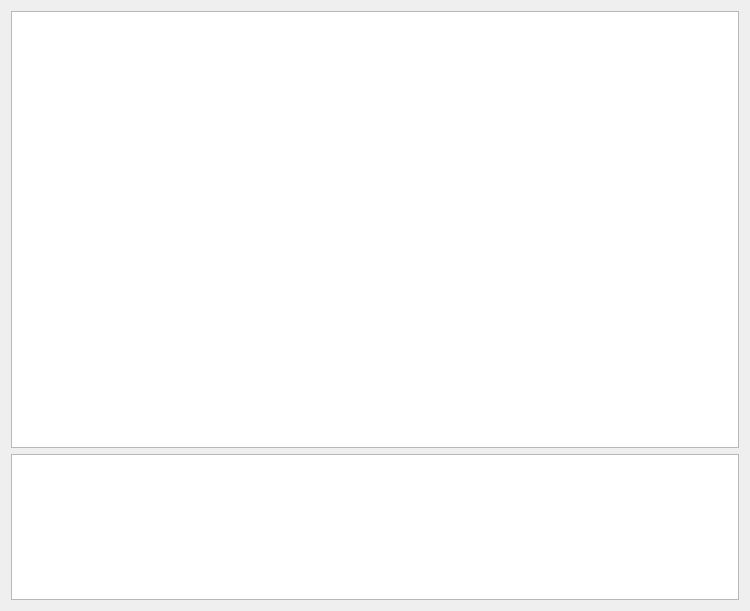
zypangpang/FFML_Compiler, file gui/ui/centralwidget.ui: the form before one commit.
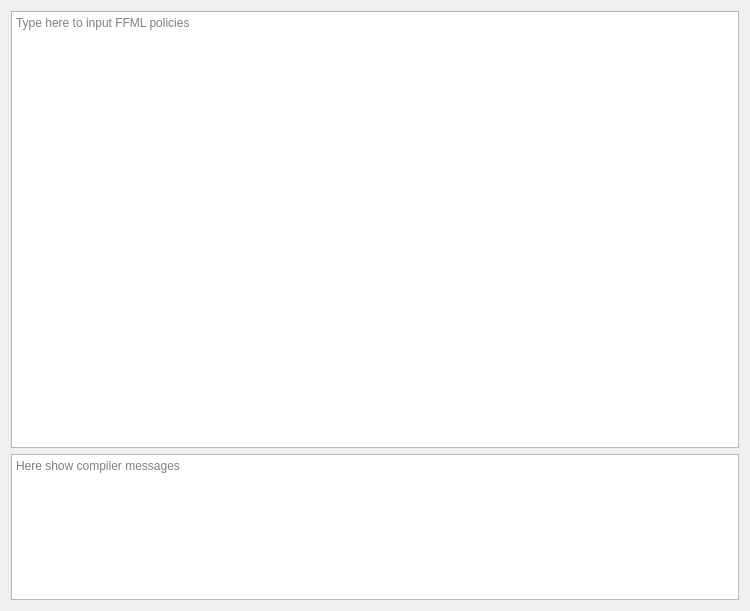
The form after the commit.

```diff
--- a/gui/ui/centralwidget.ui
+++ b/gui/ui/centralwidget.ui
@@ -28,6 +28,9 @@
        <verstretch>3</verstretch>
       </sizepolicy>
      </property>
+     <property name="placeholderText">
+      <string>Type here to input FFML policies</string>
+     </property>
     </widget>
    </item>
    <item>
@@ -44,6 +47,9 @@
        <height>16777215</height>
       </size>
      </property>
+     <property name="placeholderText">
+      <string>Here show compiler messages</string>
+     </property>
     </widget>
    </item>
   </layout>
```
